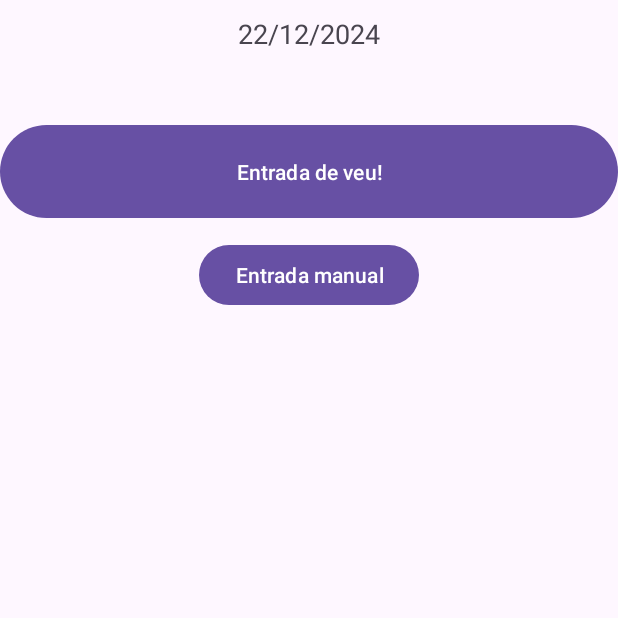
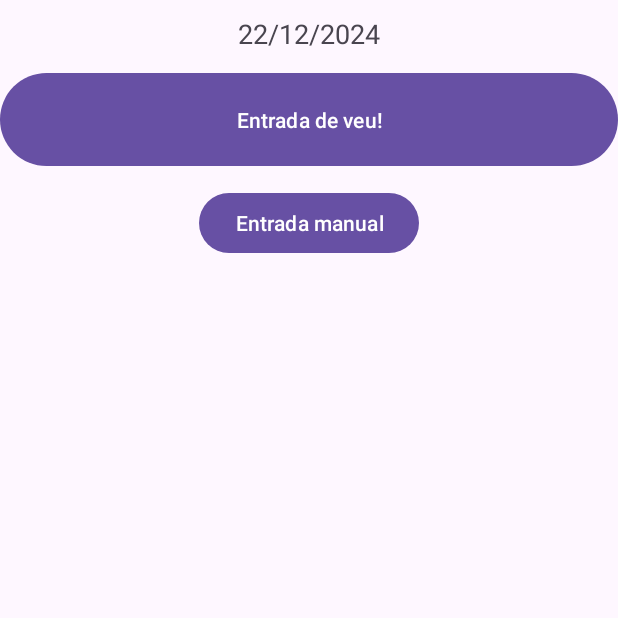
Before and after one commit to xmorera-joviat/ClimbingTrainingApp, an Android app: the screen it shows after launch (MainActivity), on a phone screen of 412 x 824 dp, the top half of it. Run offline under Robolectric (Android 15) with nearby library versions, the phone set to English and light mode, and no system bars.

Commit message:
ocultar/mostrar botons entrada manual i el textViewde la via. Mètodes afegits a DBHelper

```diff
--- a/app/src/main/java/com/xmorera/climbingtrainingapp/MainActivity.java
+++ b/app/src/main/java/com/xmorera/climbingtrainingapp/MainActivity.java
@@ -91,14 +91,17 @@ public class MainActivity extends AppCompatActivity {
         btnEntradaManual = findViewById(R.id.btnEntradaManual);
         dadesManualsLayout = findViewById(R.id.dadesManualsLayout);
         dadesManualsLayout.setVisibility(View.GONE);
+        viaTextView.setVisibility(View.GONE);
         btnEntradaManual.setOnClickListener(new View.OnClickListener() {
             @Override
             public void onClick(View view) {
                 resetInput();
                 if (dadesManualsLayout.getVisibility() == View.GONE) {
                     dadesManualsLayout.setVisibility(View.VISIBLE);
+                    viaTextView.setVisibility(View.VISIBLE);
                 } else {
                     dadesManualsLayout.setVisibility(View.GONE);
+                    viaTextView.setVisibility(View.GONE);
                 }
             }
         });
--- a/app/src/main/res/layout/activity_main.xml
+++ b/app/src/main/res/layout/activity_main.xml
@@ -104,6 +104,20 @@
                 android:orientation="vertical">
 
                 <Button
+                    android:id="@+id/btn6c"
+                    android:layout_width="wrap_content"
+                    android:layout_height="wrap_content"
+                    android:layout_margin="4dp"
+                    android:text="6c" />
+
+                <Button
+                    android:id="@+id/btn6cPlus"
+                    android:layout_width="wrap_content"
+                    android:layout_height="wrap_content"
+                    android:layout_margin="4dp"
+                    android:text="6c+" />
+
+                <Button
                     android:id="@+id/btn7a"
                     android:layout_width="wrap_content"
                     android:layout_height="wrap_content"
@@ -116,20 +130,6 @@
                     android:layout_height="wrap_content"
                     android:layout_margin="4dp"
                     android:text="7a+" />
-
-                <Button
-                    android:id="@+id/btn6c"
-                    android:layout_width="wrap_content"
-                    android:layout_height="wrap_content"
-                    android:layout_margin="4dp"
-                    android:text="6c" />
-
-                <Button
-                    android:id="@+id/btn6cPlus"
-                    android:layout_width="wrap_content"
-                    android:layout_height="wrap_content"
-                    android:layout_margin="4dp"
-                    android:text="6c+" />
 
             </LinearLayout>
 
@@ -185,9 +185,7 @@
                 android:id="@+id/chkIntent"
                 android:layout_width="wrap_content"
                 android:layout_height="match_parent"
-                android:layout_marginLeft="20dp
-    "
-                android:layout_marginRight="10dp"
+                android:layout_marginLeft="20dp"
                 android:text="intent" />
 
             <LinearLayout
@@ -204,6 +202,8 @@
                         android:id="@+id/btnAutos"
                         android:layout_width="wrap_content"
                         android:layout_height="wrap_content"
+                        android:layout_marginStart="4dp"
+                        android:layout_marginEnd="4dp"
                         android:layout_weight="1"
                         android:text="Autos" />
 
@@ -211,6 +211,8 @@
                         android:id="@+id/btnCorda"
                         android:layout_width="wrap_content"
                         android:layout_height="wrap_content"
+                        android:layout_marginStart="4dp"
+                        android:layout_marginEnd="4dp"
                         android:layout_weight="1"
                         android:text="Corda" />
                 </LinearLayout>
@@ -225,6 +227,8 @@
                         android:id="@+id/btnShinyWall"
                         android:layout_width="wrap_content"
                         android:layout_height="wrap_content"
+                        android:layout_marginStart="4dp"
+                        android:layout_marginEnd="4dp"
                         android:layout_weight="1"
                         android:text="ShinyWall" />
 
@@ -232,6 +236,8 @@
                         android:id="@+id/btnBloc"
                         android:layout_width="wrap_content"
                         android:layout_height="wrap_content"
+                        android:layout_marginStart="4dp"
+                        android:layout_marginEnd="4dp"
                         android:layout_weight="1"
                         android:text="Bloc" />
                 </LinearLayout>
```
Also changed, not shown: app/src/main/java/com/xmorera/climbingtrainingapp/DatabaseHelper.java (+37 -0 lines).
